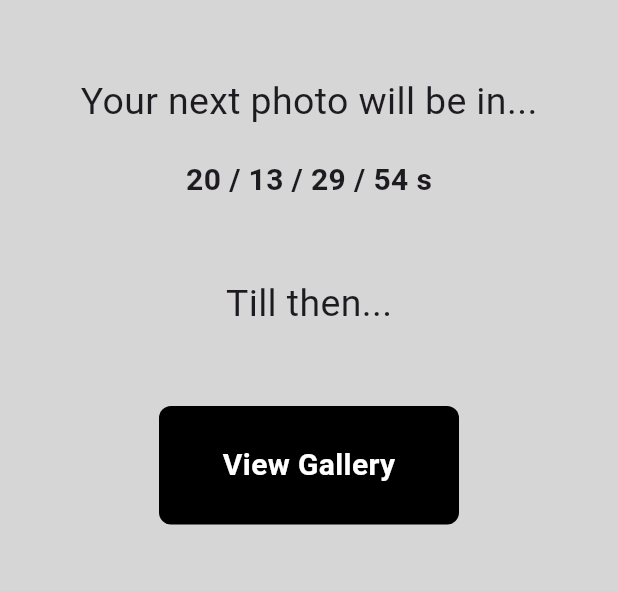
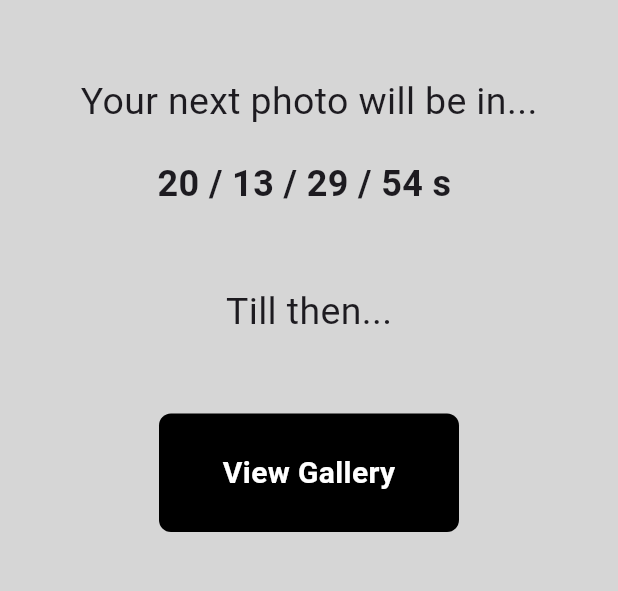
Before and after one commit to Preet869/Months, a Flutter app: the screen it shows once a user with an empty profile is signed in, after a tap on "View Gallery", on a phone screen of 412 x 824 dp, the part 323-914 px from its top. Run offline on Flutter 3.47's test engine with Material 3 defaults, Android fonts, the light colour scheme and no system bars; our stand-ins replace firebase_auth, firebase_core, lottie; accounts and stored records are empty; statements that could not run were skipped.

Commit message:
clock update

```diff
--- a/lib/Pages/home_page.dart
+++ b/lib/Pages/home_page.dart
@@ -48,10 +48,7 @@ class _HomePageState extends State<HomePage> {
               const SizedBox(height: 20),
               CountdownPage(),
               const SizedBox(height: 50),
-              Text(
-                style: TextStyle(fontSize: 25),
-                'Till then...'
-              ),
+              Text(style: TextStyle(fontSize: 25), 'Till then...'),
               const SizedBox(height: 50),
               MyButton(onTap: signOut, text: 'View Gallery'),
               const SizedBox(height: 10),
--- a/lib/componments/count_down.dart
+++ b/lib/componments/count_down.dart
@@ -1,27 +1,28 @@
 import 'dart:async';
 import 'package:flutter/material.dart';
+import 'package:month_project/Pages/photo_page.dart';
+import 'package:month_project/componments/button_app.dart';
 
 class CountdownPage extends StatefulWidget {
-  const CountdownPage({super.key});
+  const CountdownPage({Key? key});
 
   @override
-  // ignore: library_private_types_in_public_api
   _CountdownPageState createState() => _CountdownPageState();
 }
 
 class _CountdownPageState extends State<CountdownPage> {
   late Timer _timer;
   late DateTime _nextMonth;
+  bool _showButton = false;
 
   @override
   void initState() {
     super.initState();
     _calculateNextMonth();
-    _startTimer(); //updates the UI every second to reflect
+    _startTimer();
   }
 
   void _calculateNextMonth() {
-    //calculates the date of the next month based on the current date.
     DateTime now = DateTime.now();
     int currentMonth = now.month;
     int nextMonth = currentMonth == 12 ? 1 : currentMonth + 1;
@@ -34,11 +35,22 @@ class _CountdownPageState extends State<CountdownPage> {
     _timer = Timer.periodic(const Duration(seconds: 1), (timer) {
       setState(() {
         timeUntilNextMonth = _nextMonth.difference(DateTime.now());
+        if (timeUntilNextMonth <= Duration.zero) {
+          _showButton = false;
+          _timer.cancel();
+        }
       });
-      if (timeUntilNextMonth <= Duration.zero) {
-        _timer.cancel();
-      }
     });
+  }
+
+  void _takePhoto() {
+    Navigator.push(
+      context,
+      MaterialPageRoute(builder: (context) => TakePhotoPage()),
+    );
+    // After taking the photo, restart the countdown
+    _showButton = false;
+    _startTimer();
   }
 
   @override
@@ -53,9 +65,14 @@ class _CountdownPageState extends State<CountdownPage> {
       mainAxisAlignment: MainAxisAlignment.center,
       children: [
         Text(
-          '$days / $hours / $minutes / $seconds s',
-          style: const TextStyle(fontSize: 20, fontWeight: FontWeight.bold),
+          '$days / $hours / $minutes / $seconds s ',
+          style: const TextStyle(fontSize: 24, fontWeight: FontWeight.bold),
         ),
+        if (_showButton)
+          ElevatedButton(
+            onPressed: _takePhoto,
+            child: const Text('Take a Photo'),
+          ),
       ],
     );
   }
```
Also changed, not shown: lib/Pages/photo_page.dart (added, +20 -0 lines).
